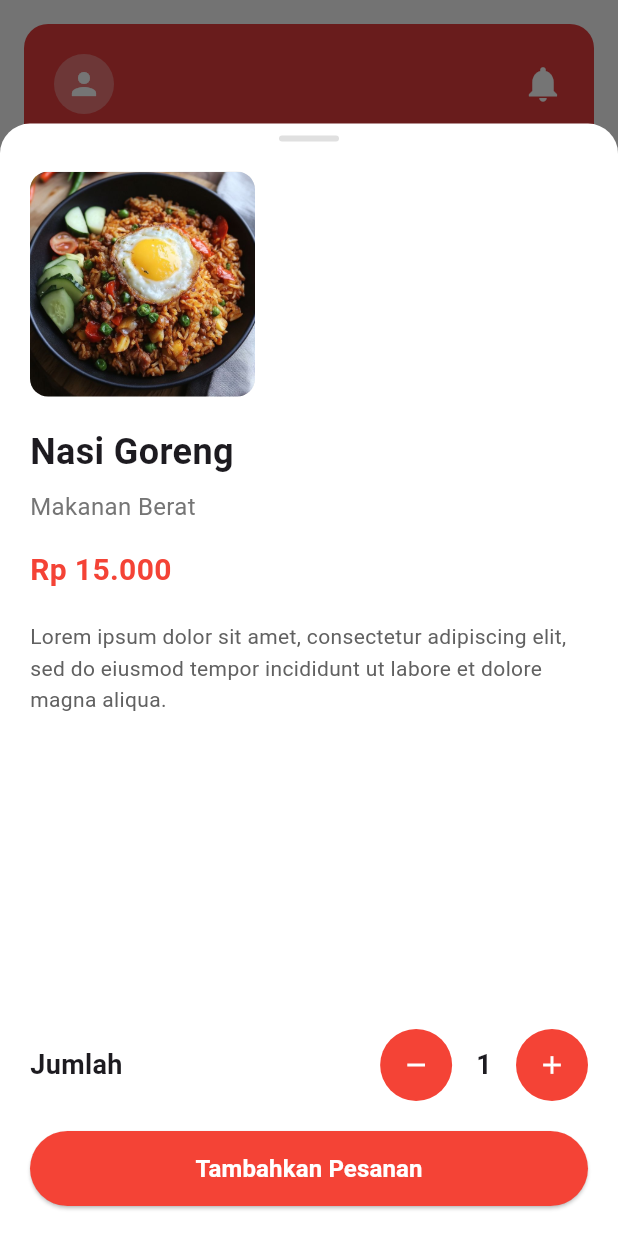
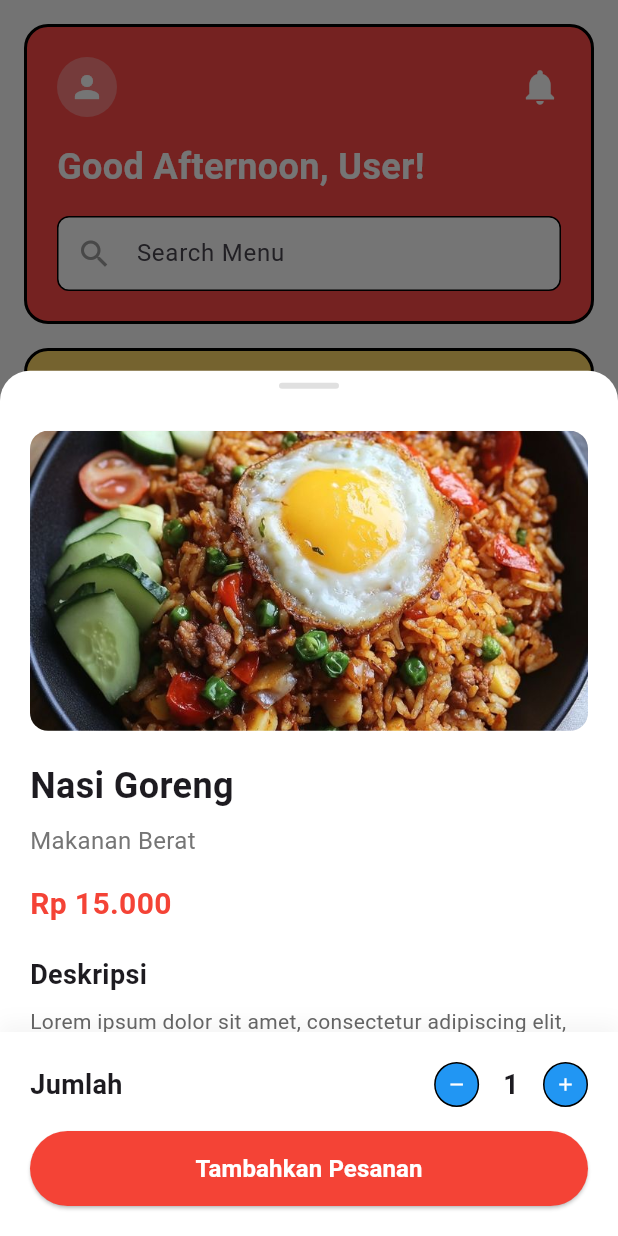
Before and after one commit to maslindu/PAB-Responsi1-Kelompok, a Flutter app: the screen it shows after launch, after a tap on "Nasi Goreng", on a phone screen of 412 x 824 dp. Run offline on Flutter 3.47's test engine with Material 3 defaults, Android fonts, the phone set to English and light mode, and no system bars.

Commit message:
fitur dan tema

```diff
--- a/lib/screens/checkout_screen.dart
+++ b/lib/screens/checkout_screen.dart
@@ -37,12 +37,16 @@ class _CheckoutScreenState extends State<CheckoutScreen> {
           children: [
             SizedBox(height: 16),
 
-            // Address Section
+            Expanded(
+              child: SingleChildScrollView(
+                child: Column(
+                  children: [
+                    // Address Section - Moved inside SingleChildScrollView
                     Container(
                       margin: EdgeInsets.symmetric(horizontal: 16),
                       padding: EdgeInsets.all(16),
                       decoration: BoxDecoration(
-                color: Color(0xFFFBD38D),
+                        color: Color.fromRGBO(254, 216, 102, 1),
                         borderRadius: BorderRadius.circular(16),
                         border: Border.all(color: Colors.black, width: 2),
                       ),
@@ -63,7 +67,10 @@ class _CheckoutScreenState extends State<CheckoutScreen> {
                             ),
                           ),
                           Container(
-                    padding: EdgeInsets.symmetric(horizontal: 16, vertical: 8),
+                            padding: EdgeInsets.symmetric(
+                              horizontal: 16,
+                              vertical: 8,
+                            ),
                             decoration: BoxDecoration(
                               color: Colors.white,
                               borderRadius: BorderRadius.circular(20),
@@ -83,10 +90,6 @@ class _CheckoutScreenState extends State<CheckoutScreen> {
 
                     SizedBox(height: 16),
 
-            Expanded(
-              child: SingleChildScrollView(
-                child: Column(
-                  children: [
                     // Order Section
                     Container(
                       margin: EdgeInsets.symmetric(horizontal: 16),
@@ -196,11 +199,12 @@ class _CheckoutScreenState extends State<CheckoutScreen> {
                                                 children: [
                                                   // Decrease button
                                                   Container(
-                                                    width: 30,
-                                                    height: 30,
+                                                    width: 24, // Ukuran dikecilkan
+                                                    height: 24, // Ukuran dikecilkan
                                                     decoration: BoxDecoration(
                                                       color: Colors.blue,
                                                       shape: BoxShape.circle,
+                                                      border: Border.all(color: Colors.black, width: 1), // Tambah border hitam
                                                     ),
                                                     child: IconButton(
                                                       padding: EdgeInsets.zero,
@@ -217,7 +221,7 @@ class _CheckoutScreenState extends State<CheckoutScreen> {
                                                       icon: Icon(
                                                         Icons.remove,
                                                         color: Colors.white,
-                                                        size: 16,
+                                                        size: 14, // Ukuran icon dikecilkan
                                                       ),
                                                     ),
                                                   ),
@@ -225,7 +229,7 @@ class _CheckoutScreenState extends State<CheckoutScreen> {
                                                   Container(
                                                     margin:
                                                         EdgeInsets.symmetric(
-                                                          horizontal: 12,
+                                                          horizontal: 8,
                                                         ),
                                                     child: Text(
                                                       cartItem.quantity
@@ -240,11 +244,12 @@ class _CheckoutScreenState extends State<CheckoutScreen> {
 
                                                   // Increase button
                                                   Container(
-                                                    width: 30,
-                                                    height: 30,
+                                                    width: 24, // Ukuran dikecilkan
+                                                    height: 24, // Ukuran dikecilkan
                                                     decoration: BoxDecoration(
                                                       color: Colors.blue,
                                                       shape: BoxShape.circle,
+                                                      border: Border.all(color: Colors.black, width: 1), // Tambah border hitam
                                                     ),
                                                     child: IconButton(
                                                       padding: EdgeInsets.zero,
@@ -261,15 +266,19 @@ class _CheckoutScreenState extends State<CheckoutScreen> {
                                                       icon: Icon(
                                                         Icons.add,
                                                         color: Colors.white,
-                                                        size: 16,
+                                                        size: 14, // Ukuran icon dikecilkan
                                                       ),
                                                     ),
                                                   ),
 
-                                                  Spacer(),
+                                                  SizedBox(width: 8), // Jarak antara tombol plus dan delete
 
-                                                  // Delete button
-                                                  IconButton(
+                                                  // Delete button dipindah ke samping tombol plus
+                                                  Container(
+                                                    width: 24, // Ukuran disesuaikan dengan tombol lain
+                                                    height: 24, // Ukuran disesuaikan dengan tombol lain
+                                                    child: IconButton(
+                                                      padding: EdgeInsets.zero,
                                                       onPressed: () {
                                                         widget.viewModel
                                                             .removeFromCart(
@@ -281,13 +290,12 @@ class _CheckoutScreenState extends State<CheckoutScreen> {
                                                       icon: Icon(
                                                         Icons.delete,
                                                         color: Colors.red,
+                                                        size: 18, // Ukuran icon dikecilkan
                                                       ),
                                                     ),
-                                                ],
                                                   ),
-                                            ],
-                                          ),
-                                        ),
+
+                                                  Spacer(),
 
                                                   // Price
                                                   Column(
@@ -302,6 +310,11 @@ class _CheckoutScreenState extends State<CheckoutScreen> {
                                                         ),
                                                       ),
                                                     ],
+                                                  ),
+                                                ],
+                                              ),
+                                            ],
+                                          ),
                                         ),
                                       ],
                                     ),
@@ -505,7 +518,6 @@ class _CheckoutScreenState extends State<CheckoutScreen> {
                     ),
 
                     SizedBox(height: 20),
-
                   ],
                 ),
               ),
--- a/lib/screens/menu_screen.dart
+++ b/lib/screens/menu_screen.dart
@@ -77,8 +77,9 @@ class _MenuScreenState extends State<MenuScreen> {
                 margin: EdgeInsets.all(16),
                 padding: EdgeInsets.all(20),
                 decoration: BoxDecoration(
-                  color: Color(0xFFE53E3E),
+                  color: Color.fromRGBO(254, 74, 73, 1),
                   borderRadius: BorderRadius.circular(16),
+                  border: Border.all(color: Colors.black, width: 2)
                 ),
                 child: Column(
                   crossAxisAlignment: CrossAxisAlignment.start,
@@ -140,6 +141,7 @@ class _MenuScreenState extends State<MenuScreen> {
                       decoration: BoxDecoration(
                         color: Colors.white,
                         borderRadius: BorderRadius.circular(8),
+                        border: Border.all(color: Colors.black, width: 1)
                       ),
                       child: TextField(
                         controller: _searchController,
@@ -163,7 +165,7 @@ class _MenuScreenState extends State<MenuScreen> {
                 margin: EdgeInsets.symmetric(horizontal: 16),
                 padding: EdgeInsets.all(16),
                 decoration: BoxDecoration(
-                  color: Color(0xFFFBD38D),
+                  color: Color.fromRGBO(254, 216, 102, 1),
                   borderRadius: BorderRadius.circular(16),
                   border: Border.all(color: Colors.black, width: 2),
                 ),
--- a/lib/viewmodels/menu_view_model.dart
+++ b/lib/viewmodels/menu_view_model.dart
@@ -11,7 +11,7 @@ class MenuViewModel extends ChangeNotifier {
       price: 15000,
       image: 'assets/images/Fried Rice Aesthetic.png',
       description:
-          'Lorem ipsum dolor sit amet, consectetur adipiscing elit, sed do eiusmod tempor incididunt ut labore et dolore magna aliqua.',
+          'Lorem ipsum dolor sit amet, consectetur adipiscing elit, sed do eiuf agegrgffkjlhagbahbg ahbfuwe wwhkhhfbjkasnfdclnasiufbb  hiwofhjwkugfbyuiabvybdscvhksabvf whf piouqfhiuf smod tempor incididunt ut labore et dolore magna aliqua.',
     ),
     MenuItem(
       id: '2',
--- a/lib/widgets/menu_detail_popup.dart
+++ b/lib/widgets/menu_detail_popup.dart
@@ -20,8 +20,12 @@ class _MenuDetailPopupState extends State<MenuDetailPopup> {
 
   @override
   Widget build(BuildContext context) {
+    return DraggableScrollableSheet(
+      initialChildSize: 0.7,
+      minChildSize: 0.7,
+      maxChildSize: 1.0,
+      builder: (context, scrollController) {
         return Container(
-      height: MediaQuery.of(context).size.height * 0.9,
           decoration: BoxDecoration(
             color: Colors.white,
             borderRadius: BorderRadius.vertical(top: Radius.circular(20)),
@@ -30,7 +34,7 @@ class _MenuDetailPopupState extends State<MenuDetailPopup> {
             children: [
               // Handle bar
               Container(
-            margin: EdgeInsets.only(top: 8),
+                margin: EdgeInsets.symmetric(vertical: 8),
                 width: 40,
                 height: 4,
                 decoration: BoxDecoration(
@@ -39,16 +43,16 @@ class _MenuDetailPopupState extends State<MenuDetailPopup> {
                 ),
               ),
 
+              // Scrollable Content
               Expanded(
-            child: Padding(
+                child: ListView(
+                  controller: scrollController,
                   padding: EdgeInsets.all(20),
-              child: Column(
-                crossAxisAlignment: CrossAxisAlignment.start,
                   children: [
                     // Menu Image
                     Container(
-                    width: 150,
-                    height: 150,
+                      width: double.infinity,
+                      height: 200,
                       decoration: BoxDecoration(
                         color: Colors.grey[200],
                         borderRadius: BorderRadius.circular(12),
@@ -57,8 +61,6 @@ class _MenuDetailPopupState extends State<MenuDetailPopup> {
                         borderRadius: BorderRadius.circular(12),
                         child: Image.asset(
                           widget.menuItem.image,
-                        width: 150,
-                        height: 150,
                           fit: BoxFit.cover,
                         ),
                       ),
@@ -69,7 +71,10 @@ class _MenuDetailPopupState extends State<MenuDetailPopup> {
                     // Menu Name
                     Text(
                       widget.menuItem.name,
-                    style: TextStyle(fontSize: 24, fontWeight: FontWeight.bold),
+                      style: TextStyle(
+                        fontSize: 24,
+                        fontWeight: FontWeight.bold,
+                      ),
                     ),
 
                     SizedBox(height: 8),
@@ -95,9 +100,15 @@ class _MenuDetailPopupState extends State<MenuDetailPopup> {
                     SizedBox(height: 20),
 
                     // Description
-                  Expanded(
-                    child: SingleChildScrollView(
-                      child: Text(
+                    Text(
+                      'Deskripsi',
+                      style: TextStyle(
+                        fontSize: 18,
+                        fontWeight: FontWeight.bold,
+                      ),
+                    ),
+                    SizedBox(height: 8),
+                    Text(
                       widget.menuItem.description,
                       style: TextStyle(
                         fontSize: 14,
@@ -105,12 +116,27 @@ class _MenuDetailPopupState extends State<MenuDetailPopup> {
                         color: Colors.grey[700],
                       ),
                     ),
+                  ],
                 ),
               ),
 
-                  SizedBox(height: 20),
-
-                  // Quantity and Add to Cart
+              // Fixed Bottom Section
+              Container(
+                padding: EdgeInsets.all(20),
+                decoration: BoxDecoration(
+                  color: Colors.white,
+                  boxShadow: [
+                    BoxShadow(
+                      color: Colors.grey.withOpacity(0.1),
+                      spreadRadius: 1,
+                      blurRadius: 10,
+                      offset: Offset(0, -5),
+                    ),
+                  ],
+                ),
+                child: Column(
+                  children: [
+                    // Quantity Controls
                     Row(
                       mainAxisAlignment: MainAxisAlignment.spaceBetween,
                       children: [
@@ -124,11 +150,18 @@ class _MenuDetailPopupState extends State<MenuDetailPopup> {
                         Row(
                           children: [
                             Container(
+                              width: 30,
+                              height: 30,
                               decoration: BoxDecoration(
-                              color: Colors.red,
+                                color: Colors.blue,
                                 shape: BoxShape.circle,
+                                border: Border.all(
+                                  color: Colors.black,
+                                  width: 1,
+                                ),
                               ),
                               child: IconButton(
+                                padding: EdgeInsets.zero,
                                 onPressed: quantity > 1
                                     ? () {
                                         setState(() {
@@ -137,7 +170,7 @@ class _MenuDetailPopupState extends State<MenuDetailPopup> {
                                       }
                                     : null,
                                 icon: Icon(Icons.remove, color: Colors.white),
-                              iconSize: 20,
+                                iconSize: 14,
                               ),
                             ),
                             Container(
@@ -151,18 +184,25 @@ class _MenuDetailPopupState extends State<MenuDetailPopup> {
                               ),
                             ),
                             Container(
+                              width: 30,
+                              height: 30,
                               decoration: BoxDecoration(
-                              color: Colors.red,
+                                color: Colors.blue,
                                 shape: BoxShape.circle,
+                                border: Border.all(
+                                  color: Colors.black,
+                                  width: 1,
+                                ),
                               ),
                               child: IconButton(
+                                padding: EdgeInsets.zero,
                                 onPressed: () {
                                   setState(() {
                                     quantity++;
                                   });
                                 },
                                 icon: Icon(Icons.add, color: Colors.white),
-                              iconSize: 20,
+                                iconSize: 14,
                               ),
                             ),
                           ],
@@ -170,7 +210,7 @@ class _MenuDetailPopupState extends State<MenuDetailPopup> {
                       ],
                     ),
 
-                  SizedBox(height: 20),
+                    SizedBox(height: 16),
 
                     // Add to Cart Button
                     SizedBox(
@@ -208,9 +248,10 @@ class _MenuDetailPopupState extends State<MenuDetailPopup> {
                   ],
                 ),
               ),
-          ),
             ],
           ),
         );
+      },
+    );
   }
 }
```
Lines whose indentation alone changed are shown as unchanged.
